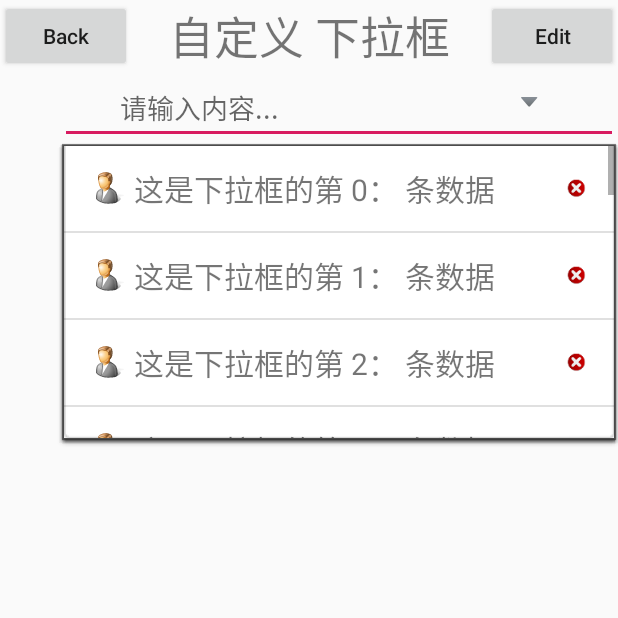
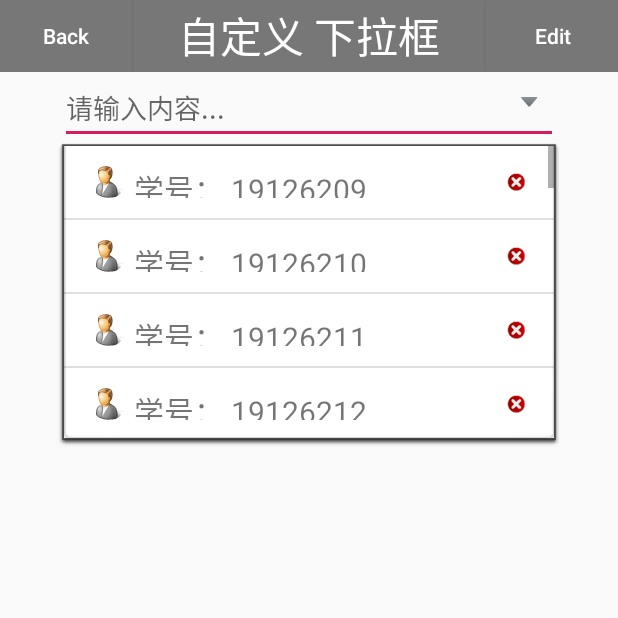
Before and after one commit to SmileAlfred/CustomView, an Android app: the PopupWindowsItem screen opened directly, with no data from a screen before it, after a tap on an icon or button, on a phone screen of 412 x 824 dp, the top half of it. Run offline under Robolectric (Android 15) with nearby library versions, the phone set to English and light mode, and no system bars.

Commit message:
调整自定义下拉框的代码，解决inflate理解问题

```diff
--- a/app/src/main/java/com/example/customview/PopupWindowsItem.java
+++ b/app/src/main/java/com/example/customview/PopupWindowsItem.java
@@ -1,6 +1,7 @@
 package com.example.customview;
 
 import android.os.Bundle;
+import android.view.LayoutInflater;
 import android.view.View;
 import android.view.ViewGroup;
 import android.widget.AdapterView;
@@ -20,7 +21,15 @@ import java.util.List;
 /**
  * @author LiuSaiSai
  * @description: 自定义控件 下拉框
+ * mPopupWindow.setContentView(listView);
+ * mPopupWindow.showAsDropDown(mEditTextPopup);    //还可以在 mEditTextPopup 之后设置参数 离左右的距离，均设置为 0
+ * mPopupWindow.dismiss();
  * ？？？ .getView() 中 convertView = View.inflate(PopupWindowsItem.this, R.layout.activity_popup_drop_item, null);
+ * ____________________convertView = LayoutInflater.from(parent.getContext()).inflate(R.layout.activity_popup_drop_item, parent, false);
+ * ____________________inflate方法的主要作用就是将xml转换成一个View对象:
+ * ____________________convertView = LayoutInflater.from(parent.getContext()).inflate(R.layout.activity_popup_drop_item, parent, false);两种均可；
+ * ____________________convertView = LayoutInflater.from(parent.getContext()).inflate(R.layout.activity_popup_drop_item, parent, false);View.inflate 是静态方法，简单功能少；
+ * ____________________LayoutInflater.from(parent.getContext()).inflate 抽象方法；功能强大，推荐使用；具体使用视情况稳定
  * @date :2020/02/29 15:22
  */
 public class PopupWindowsItem extends AppCompatActivity {
@@ -86,6 +95,7 @@ public class PopupWindowsItem extends AppCompatActivity {
             public void onItemClick(AdapterView<?> parent, View view, int position, long id) {
                 String msg = msgs.get(position);
                 mEditTextPopup.setText(msg);
+                mEditTextPopup.setSelection(msg.length());    //设置完内容后，将光标移动到最后
                 if (mPopupWindow != null && mPopupWindow.isShowing()) {
                     mPopupWindow.dismiss();
                     mPopupWindow = null;
@@ -114,11 +124,12 @@ public class PopupWindowsItem extends AppCompatActivity {
         }
 
         @Override
-        public View getView(int position, View convertView, ViewGroup parent) {
+        public View getView(final int position, View convertView, ViewGroup parent) {
             ViewHolder viewHolder;
             if (convertView == null) {
-                //??? 这行代码出错。这和书上写的不一致。不懂
-                convertView = View.inflate(PopupWindowsItem.this, R.layout.activity_popup_drop_item, null);
+                //??? 这行代码出错。这和书上写的不一致。不懂 → inflate方法的主要作用就是将xml转换成一个View对象
+//                convertView = View.inflate(PopupWindowsItem.this, R.layout.activity_popup_drop_item, null);
+                convertView = LayoutInflater.from(parent.getContext()).inflate(R.layout.activity_popup_drop_item, parent, false);
 
                 viewHolder = new ViewHolder();
                 viewHolder.msgsText = convertView.findViewById(R.id.msg_text_view_pop);        //这里已经出现过 BUG 要从参数的 view 去findViewById；千万不能直接find
@@ -137,7 +148,7 @@ public class PopupWindowsItem extends AppCompatActivity {
 
             /**
              *  设置删除
-             *  1. msgs 集合移除数据；
+             *  1. msgs 集合移除数据； msgs.remove(msg)；|| msgs.remove(position)；
              *  2. 刷新 ui ; 即刷新适配器 .notifyDataSetChanged()
              */
             viewHolder.deleteImage.setOnClickListener(new View.OnClickListener() {
@@ -163,8 +174,10 @@ public class PopupWindowsItem extends AppCompatActivity {
      * 初始化 下拉框消息数据
      */
     private void initMsgs() {
-        for (int count = 0; count < 20; count++) {
-            msgs.add("这是下拉框的第 " + count + "： 条数据");
+        long num = 19126209;
+        for (int count = 0; count < 28; count++) {
+            msgs.add("学号： " + num);
+            num += 1;
         }
     }
 }
--- a/app/src/main/res/layout/activity_popup_drop_item.xml
+++ b/app/src/main/res/layout/activity_popup_drop_item.xml
@@ -22,8 +22,8 @@
         android:layout_weight="1"
         android:gravity="center_vertical"
         android:padding="3dp"
-        android:textSize="20sp"
-        android:text="2020/02/29 16:11" />
+        android:text="2020/02/29 16:11"
+        android:textSize="20sp" />
 
     <ImageView
         android:id="@+id/delete_image_view_pop"
--- a/app/src/main/res/layout/activity_popup_windows_item.xml
+++ b/app/src/main/res/layout/activity_popup_windows_item.xml
@@ -15,9 +15,10 @@
         android:layout_height="wrap_content"
         android:layout_below="@+id/title_popup_item"
         android:layout_marginLeft="40dp"
+        android:layout_marginRight="40dp"
         android:ellipsize="end"
         android:hint="请输入内容..."
-        android:paddingLeft="40dp"
+        android:paddingLeft="4dp"
         android:singleLine="true" />
 
 
@@ -27,7 +28,6 @@
         android:layout_height="wrap_content"
         android:layout_below="@+id/title_popup_item"
         android:layout_alignRight="@+id/edit_text_popup_item"
-        android:layout_marginRight="40dp"
         android:padding="5dp"
         android:src="@drawable/down_arrow_popup_item" />
 
--- a/app/src/main/res/layout/title.xml
+++ b/app/src/main/res/layout/title.xml
@@ -6,27 +6,33 @@
     <Button
         android:id="@+id/title_back_button"
         android:layout_width="wrap_content"
-        android:layout_height="wrap_content"
+        android:layout_height="48dp"
         android:layout_gravity="center_vertical"
+        android:background="#777777"
         android:text="Back"
-        android:textAllCaps="false" />
+        android:textAllCaps="false"
+        android:textColor="#fff" />
 
     <TextView
         android:id="@+id/title_text_view"
         android:layout_width="0dp"
-        android:layout_height="wrap_content"
+        android:layout_height="48dp"
         android:layout_gravity="center_vertical"
         android:layout_weight="1"
+        android:background="#777777"
         android:gravity="center"
-        android:textSize="30sp" />
+        android:textColor="#fff"
+        android:textSize="28sp" />
 
     <Button
         android:id="@+id/title_edit_button"
         android:layout_width="wrap_content"
-        android:layout_height="wrap_content"
+        android:layout_height="48dp"
         android:layout_gravity="center_vertical"
+        android:background="#777777"
         android:text="Edit"
-        android:textAllCaps="false" />
+        android:textAllCaps="false"
+        android:textColor="#fff" />
 
 
 </LinearLayout>
```
